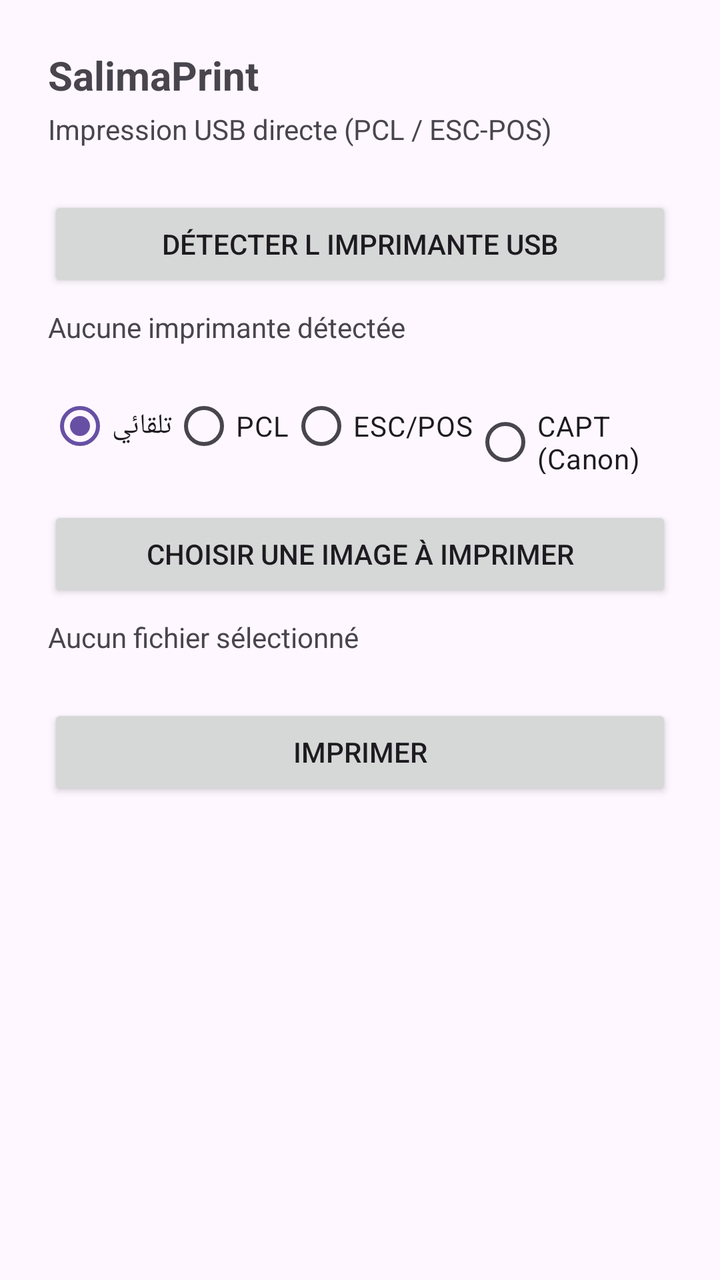
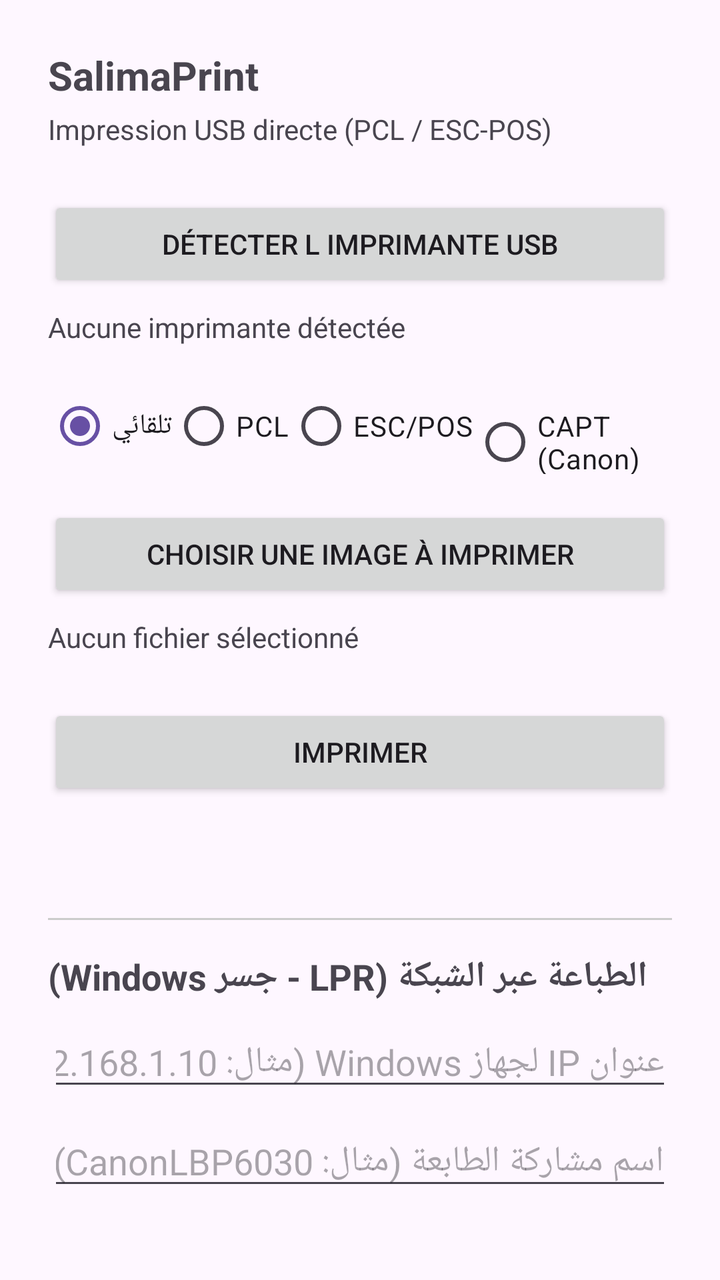

Screens rendered from an Android XML layout before and after an edit, with the pre-edit source and the edit as a unified diff.
<!-- AndroidManifest.xml: application theme Theme.SalimaPrint -->
<!-- res/layout/activity_main.xml -->
<?xml version="1.0" encoding="utf-8"?>

<LinearLayout xmlns:android="http://schemas.android.com/apk/res/android"
    android:layout_width="match_parent"
    android:layout_height="match_parent"
    android:orientation="vertical"
    android:padding="24dp">

    <TextView
        android:layout_width="wrap_content"
        android:layout_height="wrap_content"
        android:textSize="20sp"
        android:textStyle="bold"
        android:text="SalimaPrint" />

    <TextView
        android:layout_width="wrap_content"
        android:layout_height="wrap_content"
        android:layout_marginTop="4dp"
        android:text="Impression USB directe (PCL / ESC-POS)" />

    <Button
        android:id="@+id/buttonDetect"
        android:layout_width="match_parent"
        android:layout_height="wrap_content"
        android:layout_marginTop="24dp"
        android:text="Détecter l imprimante USB" />

    <TextView
        android:id="@+id/textPrinterInfo"
        android:layout_width="match_parent"
        android:layout_height="wrap_content"
        android:layout_marginTop="8dp"
        android:text="Aucune imprimante détectée" />

    <RadioGroup
        android:id="@+id/radioLanguage"
        android:layout_width="match_parent"
        android:layout_height="wrap_content"
        android:orientation="horizontal"
        android:layout_marginTop="16dp">

        <RadioButton
            android:id="@+id/radioAuto"
            android:layout_width="wrap_content"
            android:layout_height="wrap_content"
            android:text="تلقائي"
            android:checked="true" />

        <RadioButton
            android:id="@+id/radioPcl"
            android:layout_width="wrap_content"
            android:layout_height="wrap_content"
            android:text="PCL" />

        <RadioButton
            android:id="@+id/radioEscPos"
            android:layout_width="wrap_content"
            android:layout_height="wrap_content"
            android:text="ESC/POS" />

        <RadioButton
            android:id="@+id/radioCapt"
            android:layout_width="wrap_content"
            android:layout_height="wrap_content"
            android:text="CAPT (Canon)" />
    </RadioGroup>

    <Button
        android:id="@+id/buttonPickImage"
        android:layout_width="match_parent"
        android:layout_height="wrap_content"
        android:layout_marginTop="16dp"
        android:text="Choisir une image à imprimer" />

    <TextView
        android:id="@+id/textSelectedFile"
        android:layout_width="match_parent"
        android:layout_height="wrap_content"
        android:layout_marginTop="8dp"
        android:text="Aucun fichier sélectionné" />

    <Button
        android:id="@+id/buttonPrint"
        android:layout_width="match_parent"
        android:layout_height="wrap_content"
        android:layout_marginTop="24dp"
        android:text="Imprimer" />

    <TextView
        android:id="@+id/textStatus"
        android:layout_width="match_parent"
        android:layout_height="wrap_content"
        android:layout_marginTop="16dp" />

</LinearLayout>
<!-- resources referenced by this layout -->
<resources>
  <style name="Theme.SalimaPrint" parent="Theme.Material3.DayNight.NoActionBar" />
</resources>

<!-- the commit's change to res/layout/activity_main.xml (unified diff, before → after) -->
@@ -93,4 +93,47 @@
         android:layout_height="wrap_content"
         android:layout_marginTop="16dp" />
 
+    <View
+        android:layout_width="match_parent"
+        android:layout_height="1dp"
+        android:layout_marginTop="24dp"
+        android:background="#CCCCCC" />
+
+    <TextView
+        android:layout_width="wrap_content"
+        android:layout_height="wrap_content"
+        android:layout_marginTop="16dp"
+        android:textSize="18sp"
+        android:textStyle="bold"
+        android:text="الطباعة عبر الشبكة (LPR - جسر Windows)" />
+
+    <EditText
+        android:id="@+id/editServerIp"
+        android:layout_width="match_parent"
+        android:layout_height="wrap_content"
+        android:layout_marginTop="8dp"
+        android:hint="عنوان IP لجهاز Windows (مثال: 192.168.1.10)"
+        android:inputType="text" />
+
+    <EditText
+        android:id="@+id/editQueueName"
+        android:layout_width="match_parent"
+        android:layout_height="wrap_content"
+        android:layout_marginTop="8dp"
+        android:hint="اسم مشاركة الطابعة (مثال: CanonLBP6030)"
+        android:inputType="text" />
+
+    <Button
+        android:id="@+id/buttonPrintLpr"
+        android:layout_width="match_parent"
+        android:layout_height="wrap_content"
+        android:layout_marginTop="16dp"
+        android:text="طباعة عبر الشبكة (LPR)" />
+
+    <TextView
+        android:id="@+id/textLprStatus"
+        android:layout_width="match_parent"
+        android:layout_height="wrap_content"
+        android:layout_marginTop="8dp" />
+
 </LinearLayout>
